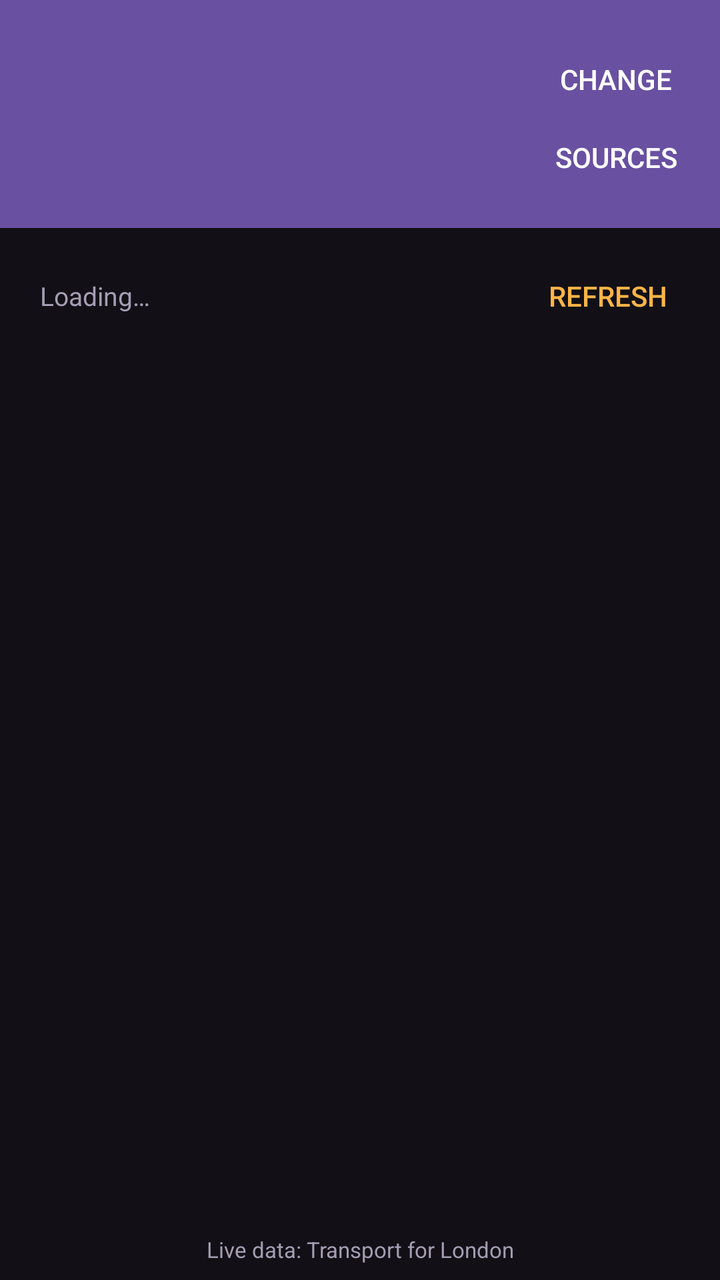
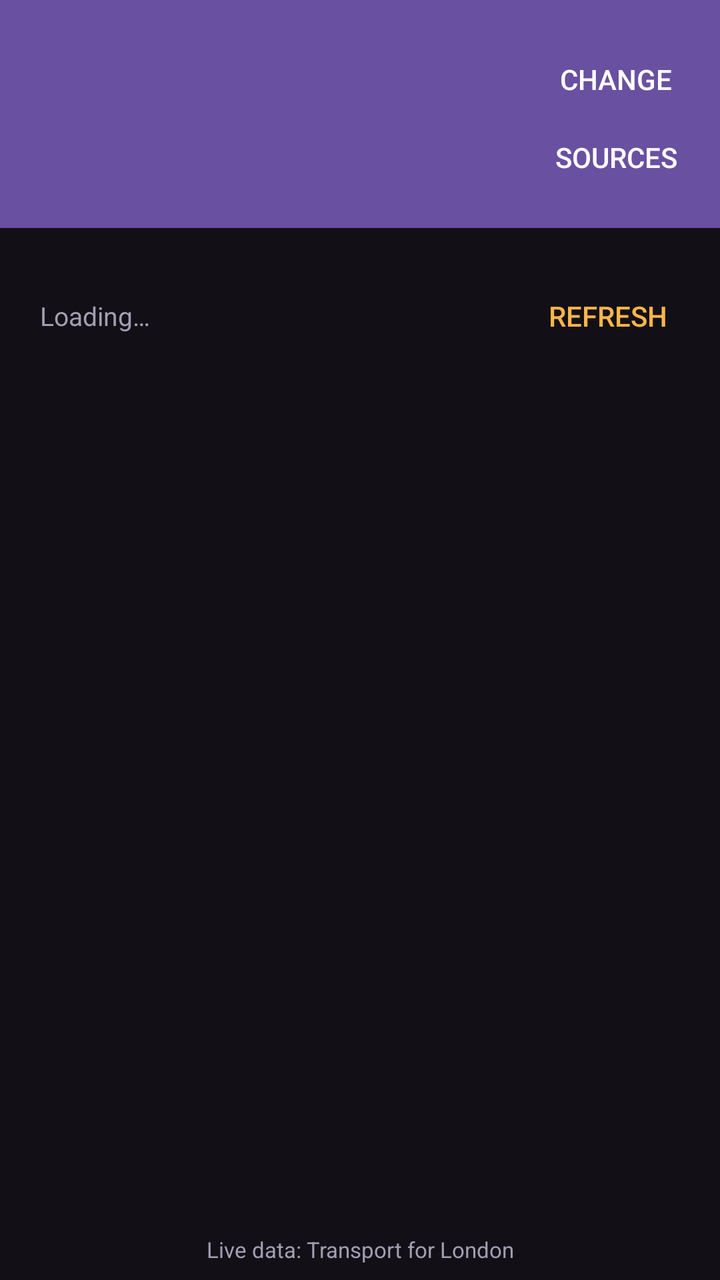

Compare the two renders of this Android layout. The source of the first and the diff that turns it into the second are given below.
<!-- AndroidManifest.xml: application theme android:Theme.Material.NoActionBar -->
<!-- res/layout/activity_main.xml -->
<?xml version="1.0" encoding="utf-8"?>
<LinearLayout xmlns:android="http://schemas.android.com/apk/res/android"
    android:layout_width="match_parent"
    android:layout_height="match_parent"
    android:background="@color/bg"
    android:fitsSystemWindows="true"
    android:orientation="vertical">

    
    <LinearLayout
        android:id="@+id/header"
        android:layout_width="match_parent"
        android:layout_height="wrap_content"
        android:background="@color/purple"
        android:gravity="center_vertical"
        android:orientation="horizontal"
        android:paddingStart="20dp"
        android:paddingTop="20dp"
        android:paddingEnd="8dp"
        android:paddingBottom="16dp">

        <LinearLayout
            android:layout_width="0dp"
            android:layout_height="wrap_content"
            android:layout_weight="1"
            android:orientation="vertical">

            <TextView
                android:id="@+id/lineName"
                android:layout_width="wrap_content"
                android:layout_height="wrap_content"
                android:letterSpacing="0.1"
                android:textColor="#FFFFFF"
                android:textSize="12sp"
                android:textStyle="bold" />

            <TextView
                android:id="@+id/stationName"
                android:layout_width="wrap_content"
                android:layout_height="wrap_content"
                android:layout_marginTop="4dp"
                android:textColor="#FFFFFF"
                android:textSize="26sp"
                android:textStyle="bold" />

            <TextView
                android:id="@+id/direction"
                android:layout_width="wrap_content"
                android:layout_height="wrap_content"
                android:textColor="#FFFFFF"
                android:textSize="17sp" />
        </LinearLayout>

        <LinearLayout
            android:layout_width="wrap_content"
            android:layout_height="wrap_content"
            android:gravity="end"
            android:orientation="vertical">

            <Button
                android:id="@+id/change"
                style="@android:style/Widget.Material.Button.Borderless"
                android:layout_width="wrap_content"
                android:layout_height="wrap_content"
                android:minHeight="36dp"
                android:text="Change"
                android:textColor="#FFFFFF" />

            <Button
                android:id="@+id/sources"
                style="@android:style/Widget.Material.Button.Borderless"
                android:layout_width="wrap_content"
                android:layout_height="wrap_content"
                android:minHeight="36dp"
                android:text="Sources"
                android:textColor="#FFFFFF" />
        </LinearLayout>
    </LinearLayout>

    
    <LinearLayout
        android:layout_width="match_parent"
        android:layout_height="wrap_content"
        android:gravity="center_vertical"
        android:orientation="horizontal"
        android:paddingStart="20dp"
        android:paddingTop="10dp"
        android:paddingEnd="12dp"
        android:paddingBottom="6dp">

        <TextView
            android:id="@+id/status"
            android:layout_width="0dp"
            android:layout_height="wrap_content"
            android:layout_weight="1"
            android:text="Loading…"
            android:textColor="@color/muted"
            android:textSize="13sp" />

        <Button
            android:id="@+id/refresh"
            style="@android:style/Widget.Material.Button.Borderless.Colored"
            android:layout_width="wrap_content"
            android:layout_height="wrap_content"
            android:text="Refresh"
            android:textColor="@color/amber" />
    </LinearLayout>

    
    <TextView
        android:id="@+id/filtered"
        android:layout_width="match_parent"
        android:layout_height="wrap_content"
        android:background="?android:attr/selectableItemBackground"
        android:clickable="true"
        android:focusable="true"
        android:paddingStart="20dp"
        android:paddingTop="2dp"
        android:paddingEnd="20dp"
        android:paddingBottom="8dp"
        android:textColor="@color/note"
        android:textSize="12sp"
        android:visibility="gone" />

    <ScrollView
        android:layout_width="match_parent"
        android:layout_height="0dp"
        android:layout_weight="1">

        <LinearLayout
            android:id="@+id/list"
            android:layout_width="match_parent"
            android:layout_height="wrap_content"
            android:orientation="vertical"
            android:paddingStart="12dp"
            android:paddingEnd="12dp"
            android:paddingBottom="16dp" />
    </ScrollView>

    <TextView
        android:layout_width="match_parent"
        android:layout_height="wrap_content"
        android:gravity="center"
        android:padding="8dp"
        android:text="Live data: Transport for London"
        android:textColor="@color/muted"
        android:textSize="11sp" />
</LinearLayout>
<!-- resources referenced by this layout -->
<resources>
  <color name="amber">#FFB547</color>
  <color name="bg">#121016</color>
  <color name="muted">#A49DB3</color>
  <color name="note">#C9B7F0</color>
  <color name="purple">#6950A1</color>
</resources>

<!-- the commit's change to res/layout/activity_main.xml (unified diff, before → after) -->
@@ -78,6 +78,22 @@
     </LinearLayout>
 
     
+    <HorizontalScrollView
+        android:layout_width="match_parent"
+        android:layout_height="wrap_content"
+        android:scrollbars="none">
+
+        <LinearLayout
+            android:id="@+id/stars"
+            android:layout_width="wrap_content"
+            android:layout_height="wrap_content"
+            android:orientation="horizontal"
+            android:paddingStart="16dp"
+            android:paddingTop="10dp"
+            android:paddingEnd="16dp" />
+    </HorizontalScrollView>
+
+    
     <LinearLayout
         android:layout_width="match_parent"
         android:layout_height="wrap_content"
